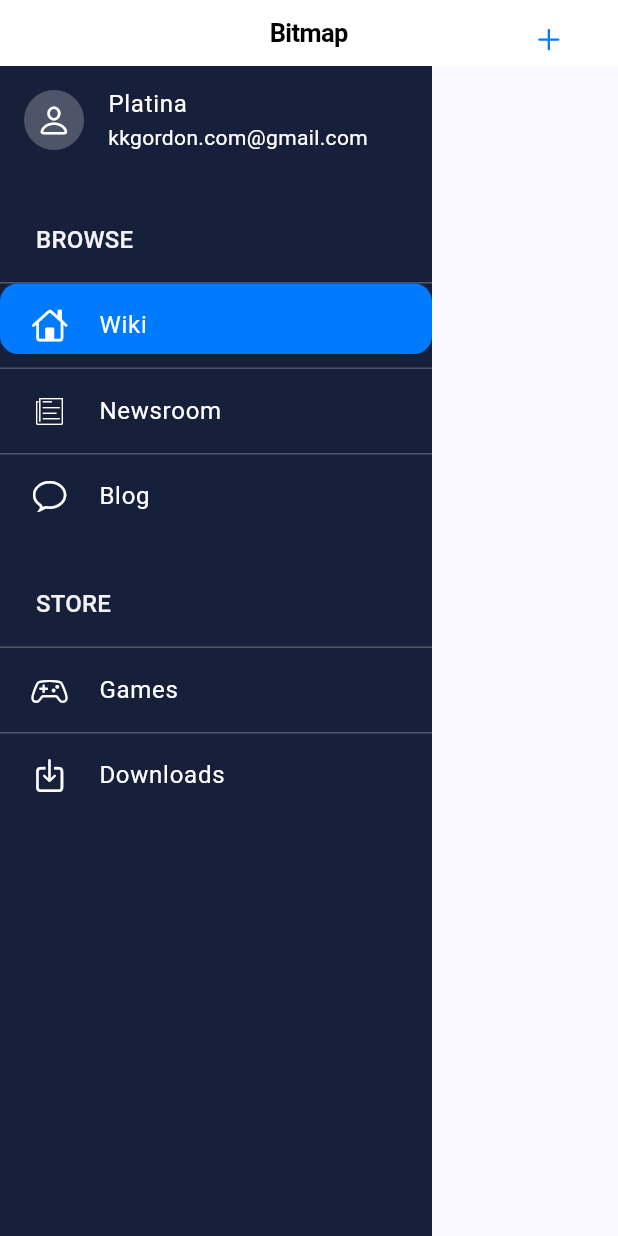
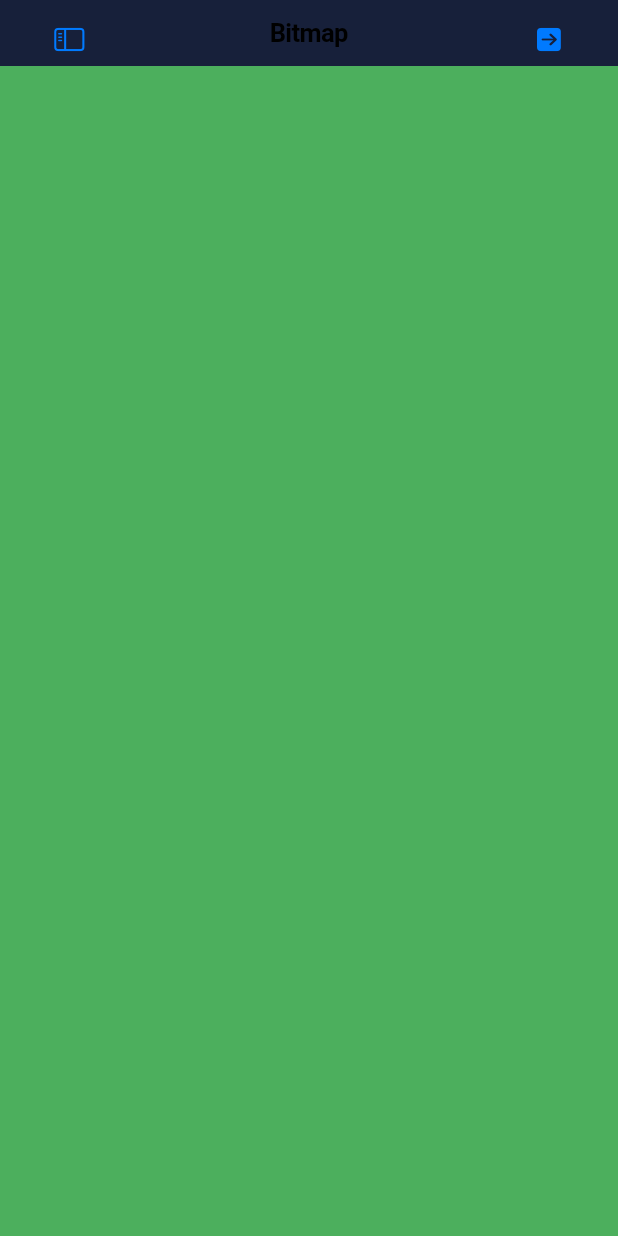
Before and after one commit to bmplatina/bitmap_flutter, a Flutter app: the screen it shows after launch, on a phone screen of 412 x 824 dp. Run offline on Flutter 3.47's test engine with Material 3 defaults, Android fonts, the phone set to English and light mode, and no system bars; our stand-ins replace firebase_core, lottie, rive; accounts and stored records are empty.

Commit message:
Sidebar Interactions 메뉴 기능 연결만 추가하면 됨

```diff
--- /dev/null
+++ b/lib/components/pages/Website.dart
@@ -0,0 +1,15 @@
+import 'package:flutter/cupertino.dart';
+
+class Website extends StatefulWidget {
+  const Website({super.key});
+
+  @override
+  State<Website> createState() => _WebsiteState();
+}
+
+class _WebsiteState extends State<Website> {
+  @override
+  Widget build(BuildContext context) {
+    return Container(width: double.infinity, height: double.infinity, color: Color(0xFF4CAF5D),);
+  }
+}
--- a/lib/components/pages/entrypoint.dart
+++ b/lib/components/pages/entrypoint.dart
@@ -1,36 +1,126 @@
+import 'dart:math';
+import 'package:firebase_core/firebase_core.dart';
+import 'package:bitmap_flutter/components/pages/Website.dart';
 import 'package:bitmap_flutter/components/sidebars/sidemenu.dart';
-// import 'package:flutter_localizations/flutter_localizations.dart';
 import 'package:flutter/cupertino.dart';
 import 'package:flutter/material.dart';
 
-class EntryPoint extends StatelessWidget {
+class EntryPoint extends StatefulWidget {
   const EntryPoint({super.key});
+
+  @override
+  State<EntryPoint> createState() => _EntryPointState();
+}
+
+class _EntryPointState extends State<EntryPoint> with SingleTickerProviderStateMixin {
+  bool isSidebarOpened = false, isLoggedIn = false;
+  late AnimationController _animationController;
+  late Animation<double> animation;
+
+  @override
+  void initState() {
+    // TODO: implement initState
+    _animationController = AnimationController(
+        vsync: this,
+        duration: Duration(milliseconds: 200)
+    )..addListener(() {
+      setState(() { });
+    });
+
+    animation = Tween<double>(begin: 0, end: 1)
+      .animate(CurvedAnimation(parent: _animationController, curve: Curves.fastOutSlowIn));
+    super.initState();
+  }
+
+  @override
+  void dispose() {
+    // TODO: implement dispose
+    _animationController.dispose();
+    super.dispose();
+  }
+
+  double map(double val, double oldMin, double oldMax, double newMin, double newMax) {
+    return (((val - oldMin) * (newMax - newMin)) / (oldMax - oldMin) + newMin);
+  }
 
   @override
   Widget build(BuildContext context) {
     return CupertinoApp(
-      /*
-      localizationsDelegates: [
-        GlobalMaterialLocalizations.delegate,
-        GlobalWidgetsLocalizations.delegate,
-      ],
-      supportedLocales: [
-        const Locale('ko', 'KR'), // Korean
-        const Locale('en', 'US'), // English
-        // Add other locales if needed
-      ], */
-      home: SafeArea(
-        child: CupertinoPageScaffold(
-          navigationBar: CupertinoNavigationBar(
-              middle: Text('Bitmap'),
-              trailing: CupertinoButton(
-                child: Icon(CupertinoIcons.add),
-                onPressed: () {},
+      home: CupertinoPageScaffold(
+        backgroundColor: Color(0xFF17203A),
+        navigationBar: CupertinoNavigationBar(
+          middle: Text('Bitmap'),
+          trailing: CupertinoButton(
+            child: isLoggedIn ? Icon(CupertinoIcons.arrow_right_square): Icon(CupertinoIcons.arrow_right_square_fill),
+            onPressed: () {
+              showCupertinoModalPopup(
+                context: context,
+                builder: (BuildContext context) => CupertinoActionSheet(
+                  title: Text('Bitmap에 로그인하기'),
+                  message: Text('Bitmap에 로그인하지 않았습니다. 로그인하시겠습니까?'),
+                  actions: <Widget>[
+                    CupertinoActionSheetAction(
+                      child: Text('로그인하기'),
+                      onPressed: () {
+                        Navigator.pop(context, 1);
+                      },
+                    ),
+                    CupertinoActionSheetAction(
+                      child: Text('취소', style: TextStyle(color: CupertinoColors.destructiveRed),),
+                      onPressed: () {
+                        Navigator.pop(context, 2);
+                      },
+                    ),
+                  ],
+                ),
+              );
+              setState(() {
+                isLoggedIn = !isLoggedIn;
+              });
+            },
+          ),
+          leading: CupertinoButton(
+            child: Icon(CupertinoIcons.sidebar_left),
+            onPressed: () {
+              if(isSidebarOpened) {
+                _animationController.reverse();
+              }
+              else {
+                _animationController.forward();
+              }
+              setState(() {
+                isSidebarOpened = !isSidebarOpened;
+              });
+            },
+          ),
+        ),
+        child : Stack(children: [
+          AnimatedPositioned(
+            duration: Duration(milliseconds: 200),
+            curve: Curves.fastOutSlowIn,
+            child: SideBar(),
+            width: 288,
+            left: isSidebarOpened ? 0: -288,
+            height: MediaQuery.of(context).size.height,
+          ),
+          Transform(
+            alignment: Alignment.center,
+            transform: Matrix4.identity()
+              ..setEntry(3, 2, 0.001)
+              ..rotateY(animation.value - 30 * pi * animation.value / 180),
+            child: Transform.translate(
+              offset: Offset(animation.value * 265, 0), // Offset(isSidebarOpened ? 288 : 0, 0),
+              child: Transform.scale(
+                scale: map(animation.value, 0.0, 1.0, 1.0, 0.8), // isSidebarOpened ? 0.8 : 1,
+                child: ClipRRect(
+                  borderRadius: BorderRadius.all(Radius.circular(animation.value * 24)),
+                  child: Website()
+                )
               ),
             ),
-          child : SideBar()
-          ),
-      )
+          )
+        ])
+      ),
     );
   }
 }
--- a/lib/components/pages/splash.dart
+++ b/lib/components/pages/splash.dart
@@ -1,5 +1,3 @@
-import 'dart:html';
-
 import 'package:flutter/material.dart';
 import 'package:flutter/cupertino.dart';
 import 'package:lottie/lottie.dart';
@@ -59,8 +57,8 @@ class _SplashState extends State<Splash> with SingleTickerProviderStateMixin {
             children: [
               SizedBox(
                 // 크기 지정
-                  width: 500,
-                  height: 500,
+                  width: 1920,
+                  height: 1080,
                   // 내가 저장한 lottie 에셋 지정
                   child: Stack(
                     children: [
@@ -76,8 +74,8 @@ class _SplashState extends State<Splash> with SingleTickerProviderStateMixin {
                           // Configure the AnimationController with the duration of the
                           // Lottie file and start the animation.
                           _controller
-                          ..duration = composition.duration
-                          ..forward();
+                            ..duration = composition.duration
+                            ..forward();
                         }),
                     ]
                   )
--- a/lib/components/sidebars/sidemenu.dart
+++ b/lib/components/sidebars/sidemenu.dart
@@ -24,7 +24,7 @@ class _SideBarState extends State<SideBar> {
               child: Column(
                 crossAxisAlignment: CrossAxisAlignment.start,
                 children: [
-                  InfoCard(name: 'Platina', email: 'kkgordon.com@gmail.com'),
+                  InfoCard(name: '이재혁', email: 'kkgordon.com@gmail.com'),
                   Padding(
                     padding:
                         const EdgeInsets.only(left: 24, top: 32, bottom: 16),
@@ -64,7 +64,7 @@ class _SideBarState extends State<SideBar> {
                           });
                         },
                         isActive: selectedMenu == menu,
-                      )),
+                  )),
                 ],
               ),
             )));
@@ -73,11 +73,14 @@ class _SideBarState extends State<SideBar> {
 
 class SideMenuInteractables extends StatelessWidget {
   const SideMenuInteractables(
-      {super.key,
-      required this.menu,
-      required this.press,
-      // required this.onInit,
-      required this.isActive});
+      {
+        super.key,
+        required this.menu,
+        required this.press,
+        // required this.onInit,
+        required this.isActive
+      }
+  );
 
   final SideMenuIcons menu;
   final VoidCallback press;
--- a/lib/models/SideMenuElements.dart
+++ b/lib/models/SideMenuElements.dart
@@ -15,6 +15,8 @@ class SideMenuIcons {
 
 List<SideMenuIcons> sideMenuMain = [
   SideMenuIcons(CupertinoIcons.home,
+      artboard: 'HOME', stateMachineName: 'HOME_Interactivity', title: 'Home'),
+  SideMenuIcons(CupertinoIcons.book,
       artboard: 'WIKI', stateMachineName: 'WIKI_Interactivity', title: 'Wiki'),
   SideMenuIcons(CupertinoIcons.news,
       artboard: 'NEWS',
```
